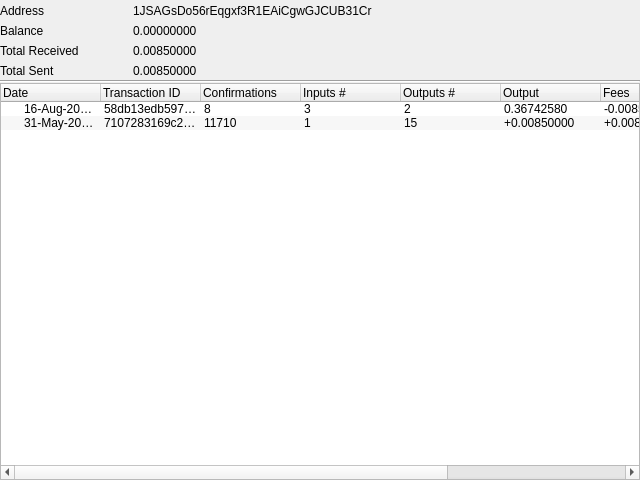
The window that BlockSettleUILib/AddressDetailsWidget.ui (BlockSettle/terminal) describes before a commit, drawn with Qt 5.
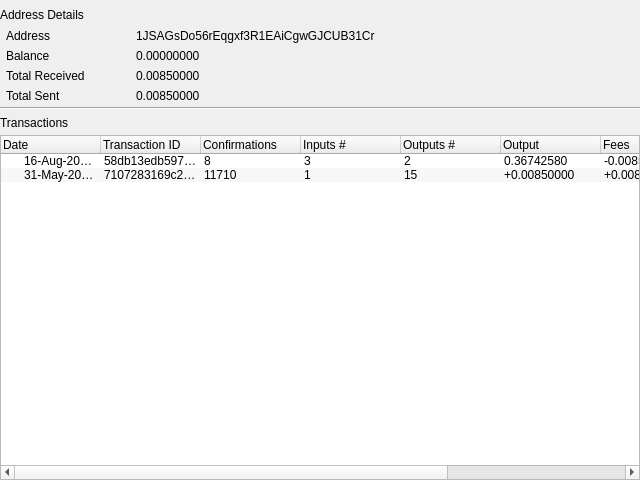
The same window after the commit.

Commit message: Another update on the styling of TransactionDetailsWidget.ui and AddressDetailsWidget.ui

The edit to the form file:
```diff
--- a/BlockSettleUILib/AddressDetailsWidget.ui
+++ b/BlockSettleUILib/AddressDetailsWidget.ui
@@ -34,6 +34,46 @@
      <property name="topMargin">
       <number>2</number>
      </property>
+     <item>
+      <widget class="QFrame" name="horizontalFrame">
+       <property name="minimumSize">
+        <size>
+         <width>0</width>
+         <height>25</height>
+        </size>
+       </property>
+       <property name="headerPanel" stdset="0">
+        <bool>true</bool>
+       </property>
+       <layout class="QHBoxLayout" name="horizontalLayout">
+        <property name="spacing">
+         <number>5</number>
+        </property>
+        <property name="leftMargin">
+         <number>0</number>
+        </property>
+        <property name="topMargin">
+         <number>0</number>
+        </property>
+        <property name="rightMargin">
+         <number>0</number>
+        </property>
+        <property name="bottomMargin">
+         <number>0</number>
+        </property>
+        <item>
+         <widget class="QLabel" name="label">
+          <property name="text">
+           <string>Address Details</string>
+          </property>
+          <property name="headerLabel" stdset="0">
+           <bool>true</bool>
+          </property>
+         </widget>
+        </item>
+       </layout>
+      </widget>
+     </item>
      <item>
       <widget class="QFrame" name="gridFrame">
        <property name="darkFrame" stdset="0">
@@ -41,67 +81,67 @@
        </property>
        <layout class="QGridLayout" name="gridLayout" columnstretch="2,8">
         <property name="leftMargin">
-         <number>0</number>
+         <number>6</number>
         </property>
         <property name="topMargin">
          <number>2</number>
         </property>
         <property name="rightMargin">
-         <number>0</number>
+         <number>6</number>
         </property>
         <property name="bottomMargin">
-         <number>2</number>
+         <number>4</number>
         </property>
-        <item row="1" column="1">
+        <item row="6" column="1">
+         <widget class="QLabel" name="label_9">
+          <property name="text">
+           <string>0.00850000</string>
+          </property>
+         </widget>
+        </item>
+        <item row="5" column="1">
+         <widget class="QLabel" name="label_7">
+          <property name="text">
+           <string>0.00850000</string>
+          </property>
+         </widget>
+        </item>
+        <item row="5" column="0">
+         <widget class="QLabel" name="label_6">
+          <property name="text">
+           <string>Total Received</string>
+          </property>
+         </widget>
+        </item>
+        <item row="4" column="1">
          <widget class="QLabel" name="label_2">
           <property name="text">
            <string>0.00000000</string>
           </property>
          </widget>
         </item>
-        <item row="0" column="1">
+        <item row="1" column="1">
          <widget class="QLabel" name="label_3">
           <property name="text">
            <string>1JSAGsDo56rEqgxf3R1EAiCgwGJCUB31Cr</string>
           </property>
          </widget>
         </item>
-        <item row="1" column="0">
+        <item row="4" column="0">
          <widget class="QLabel" name="label_5">
           <property name="text">
            <string>Balance</string>
           </property>
          </widget>
         </item>
-        <item row="0" column="0">
+        <item row="1" column="0">
          <widget class="QLabel" name="label_4">
           <property name="text">
            <string>Address</string>
           </property>
          </widget>
         </item>
-        <item row="3" column="1">
-         <widget class="QLabel" name="label_9">
-          <property name="text">
-           <string>0.00850000</string>
-          </property>
-         </widget>
-        </item>
-        <item row="2" column="1">
-         <widget class="QLabel" name="label_7">
-          <property name="text">
-           <string>0.00850000</string>
-          </property>
-         </widget>
-        </item>
-        <item row="2" column="0">
-         <widget class="QLabel" name="label_6">
-          <property name="text">
-           <string>Total Received</string>
-          </property>
-         </widget>
-        </item>
-        <item row="3" column="0">
+        <item row="6" column="0">
          <widget class="QLabel" name="label_8">
           <property name="text">
            <string>Total Sent</string>
@@ -118,6 +158,46 @@
        </property>
       </widget>
      </item>
+     <item>
+      <widget class="QFrame" name="horizontalFrame3">
+       <property name="minimumSize">
+        <size>
+         <width>0</width>
+         <height>25</height>
+        </size>
+       </property>
+       <property name="headerPanel" stdset="0">
+        <bool>true</bool>
+       </property>
+       <layout class="QHBoxLayout" name="horizontalLayout_2">
+        <property name="spacing">
+         <number>5</number>
+        </property>
+        <property name="leftMargin">
+         <number>0</number>
+        </property>
+        <property name="topMargin">
+         <number>0</number>
+        </property>
+        <property name="rightMargin">
+         <number>0</number>
+        </property>
+        <property name="bottomMargin">
+         <number>0</number>
+        </property>
+        <item>
+         <widget class="QLabel" name="label_10">
+          <property name="text">
+           <string>Transactions</string>
+          </property>
+          <property name="headerLabel" stdset="0">
+           <bool>true</bool>
+          </property>
+         </widget>
+        </item>
+       </layout>
+      </widget>
+     </item>
      <item>
       <widget class="QTreeWidget" name="treeAddressTransactions">
        <property name="alternatingRowColors">
```
Left out of the diff: 2 changed lines with no effect on the pictures. The commit also changes 3 other files.
